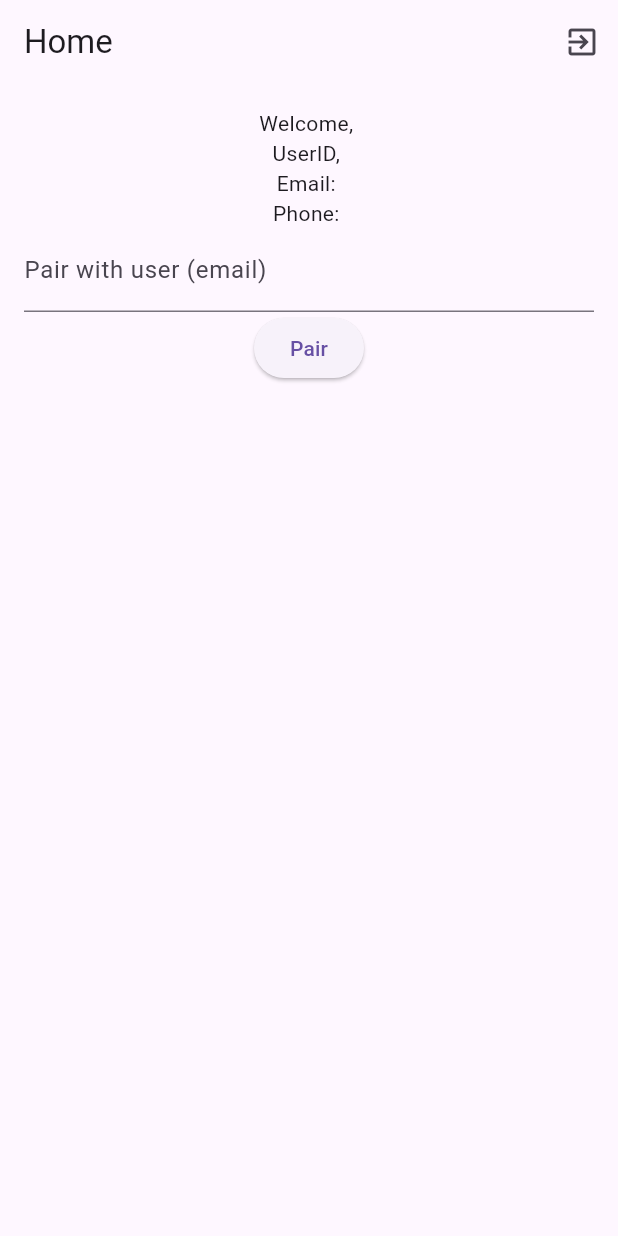
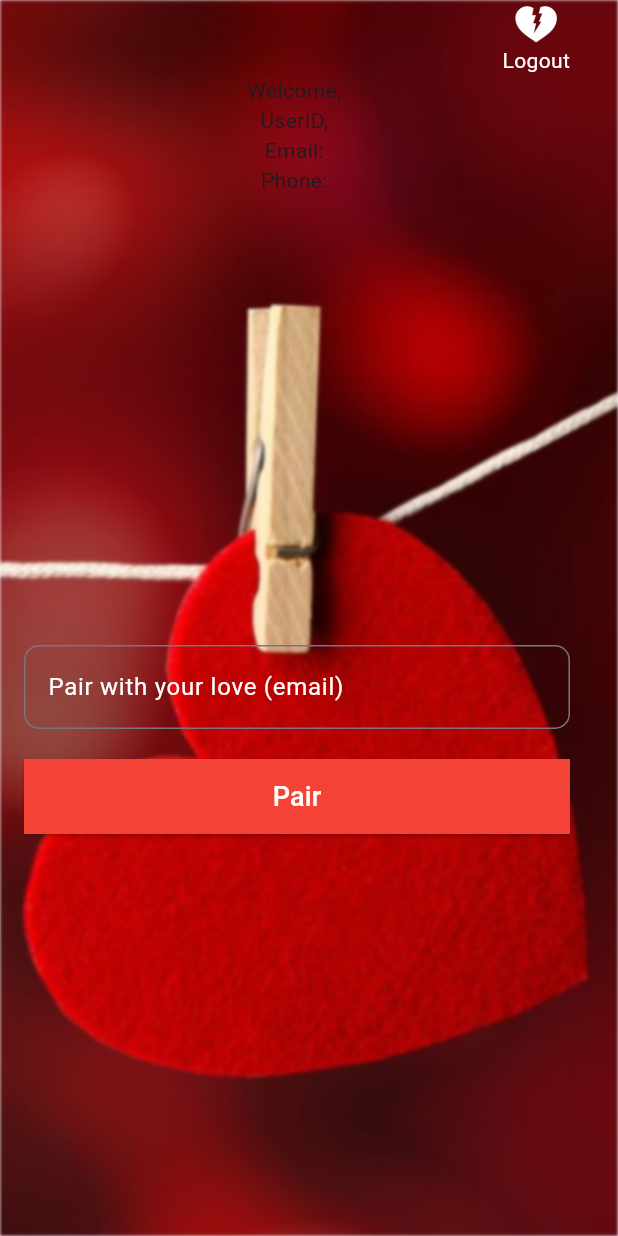
Before and after one commit to tendoabraham/HeartSync, a Flutter app: the HomeScreen screen opened directly with empty values, on a phone screen of 412 x 824 dp. Run offline on Flutter 3.47's test engine with Material 3 defaults, Android fonts, the phone set to English and light mode, and no system bars; our stand-ins replace cloud_firestore, firebase_auth, firebase_core, firebase_messaging, flutter_animate, flutter_spinkit; accounts and stored records are empty.

Commit message:
todays nonsense

```diff
--- a/lib/home_screen.dart
+++ b/lib/home_screen.dart
@@ -1,5 +1,8 @@
+import 'dart:ui';
+
 import 'package:firebase_messaging/firebase_messaging.dart';
 import 'package:flutter/material.dart';
+import 'package:flutter_spinkit/flutter_spinkit.dart';
 import 'Auth/auth_service.dart';
 import 'package:cloud_firestore/cloud_firestore.dart';
 
@@ -20,6 +23,7 @@ class _HomeScreenState extends State<HomeScreen> {
   String? _pairedUserId;
   late FirebaseMessaging _messaging;
   TextEditingController _pairEmailController = TextEditingController();
+  bool isLoading = false;
 
   @override
   void initState() {
@@ -99,40 +103,124 @@ class _HomeScreenState extends State<HomeScreen> {
   @override
   Widget build(BuildContext context) {
     return Scaffold(
-      appBar: AppBar(
-        title: const Text('Home'),
-        actions: [
-          IconButton(
-            icon: const Icon(Icons.exit_to_app),
-            onPressed: () async {
-              await _authService.signOut();
-              Navigator.of(context).pushReplacement(
-                MaterialPageRoute(builder: (context) => LoginScreen()),
-              );
+      // appBar: AppBar(
+      //   title: const Text('Home'),
+      //   actions: [
+      //     IconButton(
+      //       icon: const Icon(Icons.exit_to_app),
+      //       onPressed: () async {
+      //         await _authService.signOut();
+      //         Navigator.of(context).pushReplacement(
+      //           MaterialPageRoute(builder: (context) => LoginScreen()),
+      //         );
+      //       },
+      //     )
+      //   ],
+      // ),
+      body: Stack(
+          fit: StackFit.expand,
+          children: [
+      ImageFiltered(
+      imageFilter: ImageFilter.blur(sigmaX: 1, sigmaY: 1),
+      child: Image.asset(
+        'assets/images/bg4.jpg',
+        fit: BoxFit.cover,
+      ),
+    ),
+    SafeArea(
+    child: SingleChildScrollView(
+      child:  Padding(
+        padding: const EdgeInsets.only(left: 16.0, right: 32),
+        child: Column(
+          children: [
+            Row(
+              children: [
+                Spacer(),
+                GestureDetector(
+                    onTap: () {
+                      Navigator.pop(context);
                     },
+                    child: Align(
+                        alignment: Alignment.centerLeft,
+                        child: Padding(
+                            padding: EdgeInsets.zero,
+                            child: Column(
+                              children: [
+                                Image.asset(
+                                  'assets/images/bh2.png',
+                                  height: 30,
+                                  width: 30,
+                                ),
+                                const Text("Logout",
+                                  style: TextStyle(
+                                      color: Colors.white
+                                  ),
                                 )
                               ],
+                            )
+                        ))),
+              ],
             ),
-      body: Padding(
-        padding: const EdgeInsets.all(16.0),
-        child: Column(
-          children: [
             Text('Welcome, ${widget.userData['name']}'),
             Text('UserID, ${widget.userData['uid']}'),
             Text('Email: ${widget.userData['email']}'),
             Text('Phone: ${widget.userData['phone']}'),
+            SizedBox(
+              height: 300,
+            ),
             if (_pairedUserName == null) ...[
               TextField(
+                style: const TextStyle(
+                    color: Colors.white
+                ),
                 controller: _pairEmailController,
-                decoration: InputDecoration(labelText: 'Pair with user (email)'),
+                decoration: InputDecoration(labelText: 'Pair with your love (email)',
+                  labelStyle: const TextStyle(
+                    color: Colors.white,
                   ),
+                  floatingLabelBehavior: FloatingLabelBehavior.auto,
+                  border: OutlineInputBorder(
+                    borderSide: const BorderSide(color: Colors.white),
+                    borderRadius: BorderRadius.circular(10.0),
+                  ),
+                  focusedBorder: OutlineInputBorder(
+                    borderSide: const BorderSide(color: Colors.white),
+                    borderRadius: BorderRadius.circular(10.0),
+                  ),),
+              ),
+              const SizedBox(height: 20),
+              SizedBox(
+                  width: MediaQuery.of(context).size.width,
+                  height: 50,
+                  child: isLoading?
+                  const SpinKitPumpingHeart(color: Colors.red,)
+                      :
                   ElevatedButton(
+                    style: ButtonStyle(
+                      shape: MaterialStateProperty.all<
+                          RoundedRectangleBorder>(
+                        const RoundedRectangleBorder(
+                          borderRadius: BorderRadius.zero,
+                          side: BorderSide(
+                              color: Colors.red),
+                        ),
+                      ),
+                      backgroundColor:
+                      MaterialStateProperty.all(
+                          Colors.red
+                      ),
+                    ),
                     onPressed: () async {
+                      setState(() {
+                        isLoading = true;
+                      });
                       var result = await _authService.pairWithUser(
                         widget.userData['uid'],
                         _pairEmailController.text,
                       );
-
+                      setState(() {
+                        isLoading = false;
+                      });
                       if (result['success']) {
                         var pairedUserDoc = await FirebaseFirestore.instance.collection('users').doc(result['pairedUserId']).get();
                         var pairedUserData = pairedUserDoc.data() as Map<String, dynamic>;
@@ -147,8 +235,12 @@ class _HomeScreenState extends State<HomeScreen> {
                         );
                       }
                     },
-                child: Text('Pair'),
-              ),
+                    child: const Text('Pair',
+                        style: TextStyle(
+                            fontSize: 18,
+                            color: Colors.white
+                        )),
+                  )),
             ] else ...[
               ElevatedButton(
                 onPressed: () {
@@ -162,6 +254,9 @@ class _HomeScreenState extends State<HomeScreen> {
           ],
         ),
       ),
+    ),
+    )])
     );
   }
+
 }
--- a/pubspec.yaml
+++ b/pubspec.yaml
@@ -38,6 +38,8 @@ dependencies:
   http: ^0.13.4
   flutter_spinkit: ^5.2.1
   flutter_blurhash: ^0.6.0
+  image_picker: ^0.8.1+3
+  image_cropper: ^1.3.0
 
 
   # The following adds the Cupertino Icons font to your application.
```
Also changed, not shown: assets/images/bg2.jpeg (added), assets/images/bg4.jpg (added), assets/images/bh1.png (added), assets/images/bh2.png (added), assets/images/bh3.png (added), pubspec.lock, 5 other files. Lines whose indentation alone changed are shown as unchanged.
